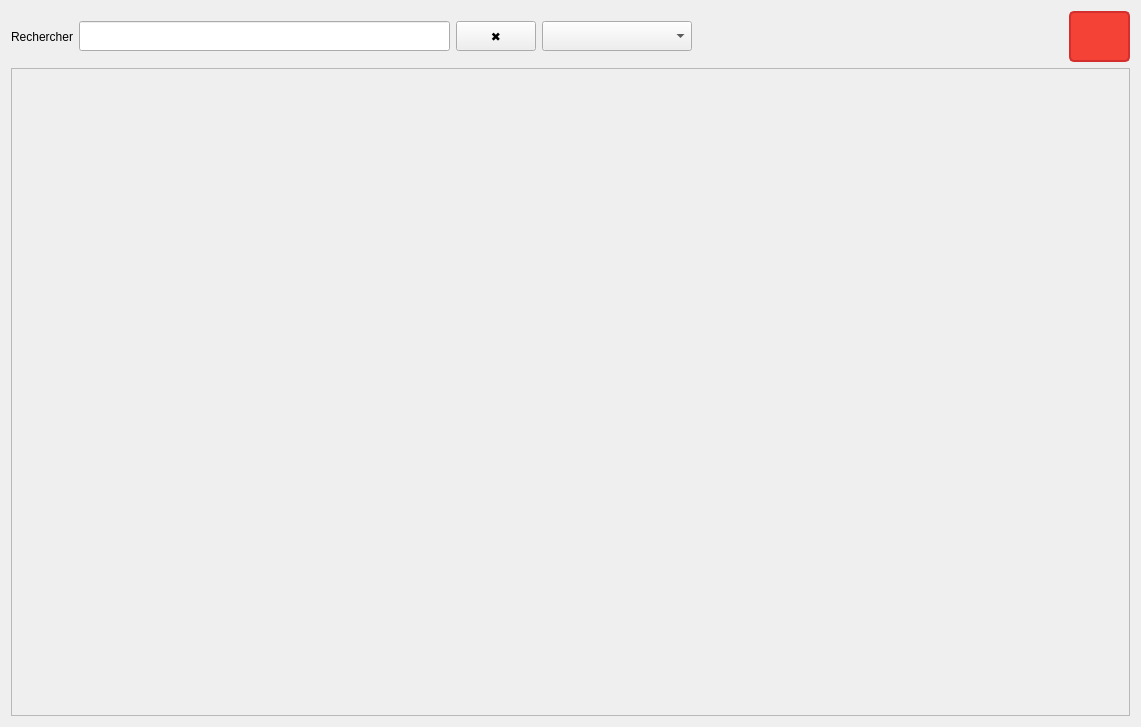
Qt form ui/widgets/LayoutsDialog.ui (Eliasgnd/Eau-couper_by_AE) before a commit.
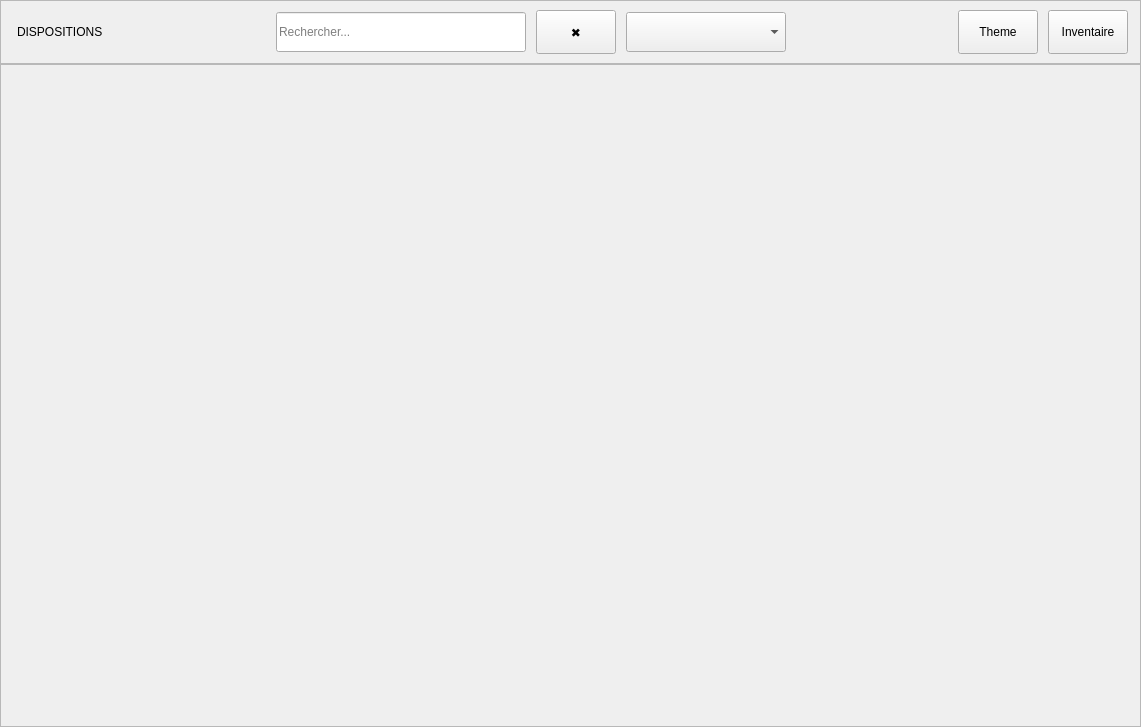
The same form after that commit. Icons and pictures are not drawn.

Commit message: Ajout d'un system de theme global, plus continuastion transition au theme global

Diff of the .ui file:
```diff
--- a/ui/widgets/LayoutsDialog.ui
+++ b/ui/widgets/LayoutsDialog.ui
@@ -10,32 +10,106 @@
     <height>727</height>
    </rect>
   </property>
-  <layout class="QVBoxLayout" name="verticalLayout">
+  <layout class="QVBoxLayout" name="rootV">
+   <property name="spacing">
+    <number>0</number>
+   </property>
+   <property name="leftMargin">
+    <number>0</number>
+   </property>
+   <property name="topMargin">
+    <number>0</number>
+   </property>
+   <property name="rightMargin">
+    <number>0</number>
+   </property>
+   <property name="bottomMargin">
+    <number>0</number>
+   </property>
    <item>
+    <widget class="QFrame" name="layoutsHeaderBar">
+     <property name="minimumSize">
+      <size>
+       <width>0</width>
+       <height>64</height>
+      </size>
+     </property>
+     <property name="maximumSize">
+      <size>
+       <width>16777215</width>
+       <height>64</height>
+      </size>
+     </property>
+     <property name="frameShape">
+      <enum>QFrame::Shape::StyledPanel</enum>
+     </property>
     <layout class="QHBoxLayout" name="headerLayout">
+      <property name="leftMargin">
+       <number>16</number>
+      </property>
+      <property name="topMargin">
+       <number>8</number>
+      </property>
+      <property name="rightMargin">
+       <number>12</number>
+      </property>
+      <property name="bottomMargin">
+       <number>8</number>
+      </property>
+      <property name="spacing">
+       <number>10</number>
+      </property>
      <item>
       <widget class="QLabel" name="labelSearch">
        <property name="text">
-        <string>Rechercher</string>
+         <string>DISPOSITIONS</string>
        </property>
       </widget>
      </item>
+      <item>
+       <spacer name="headerSpacerLeft">
+        <property name="orientation">
+         <enum>Qt::Orientation::Horizontal</enum>
+        </property>
+        <property name="sizeHint" stdset="0">
+         <size>
+          <width>40</width>
+          <height>20</height>
+         </size>
+        </property>
+       </spacer>
+      </item>
      <item>
       <widget class="QLineEdit" name="searchBar">
        <property name="minimumSize">
         <size>
-         <width>200</width>
-         <height>30</height>
-        </size>
-       </property>
+          <width>250</width>
+          <height>40</height>
+         </size>
+        </property>
+        <property name="maximumSize">
+         <size>
+          <width>500</width>
+          <height>40</height>
+         </size>
+        </property>
+        <property name="placeholderText">
+         <string>Rechercher...</string>
+        </property>
       </widget>
      </item>
      <item>
       <widget class="QPushButton" name="buttonClearSearch">
        <property name="minimumSize">
         <size>
-         <width>40</width>
-         <height>30</height>
+          <width>44</width>
+          <height>44</height>
+         </size>
+        </property>
+        <property name="maximumSize">
+         <size>
+          <width>16777215</width>
+          <height>44</height>
         </size>
        </property>
        <property name="text">
@@ -47,8 +121,14 @@
       <widget class="QComboBox" name="comboSort">
        <property name="minimumSize">
         <size>
-         <width>150</width>
-         <height>30</height>
+          <width>160</width>
+          <height>40</height>
+         </size>
+        </property>
+        <property name="maximumSize">
+         <size>
+          <width>16777215</width>
+          <height>40</height>
         </size>
        </property>
       </widget>
@@ -66,41 +146,51 @@
        </property>
       </spacer>
      </item>
+      <item>
+       <widget class="QPushButton" name="buttonTheme">
+        <property name="minimumSize">
+         <size>
+          <width>44</width>
+          <height>44</height>
+         </size>
+        </property>
+        <property name="maximumSize">
+         <size>
+          <width>16777215</width>
+          <height>44</height>
+         </size>
+        </property>
+        <property name="text">
+         <string>Theme</string>
+        </property>
+        <property name="icon">
+         <iconset resource="resources.qrc">
+          <normaloff>:/icons/sun.svg</normaloff>:/icons/sun.svg</iconset>
+        </property>
+        <property name="iconSize">
+         <size>
+          <width>22</width>
+          <height>22</height>
+         </size>
+        </property>
+       </widget>
+      </item>
      <item>
       <widget class="QPushButton" name="buttonMenu">
        <property name="minimumSize">
         <size>
-         <width>61</width>
-         <height>51</height>
+          <width>44</width>
+          <height>44</height>
         </size>
        </property>
        <property name="maximumSize">
         <size>
-         <width>61</width>
-         <height>51</height>
-        </size>
-       </property>
-       <property name="styleSheet">
-        <string notr="true">QPushButton {
-    background-color: #F44336;
-    color: white;
-    font-size: 14px;
-    border: 2px solid #D32F2F;
-    border-radius: 5px;
-    padding: 6px 12px;
-    text-align: left;
-    padding-left: 8px;
-    padding-right: 8px;
-}
-QPushButton:hover {
-    background-color: #E57373;
-}
-QPushButton:pressed {
-    background-color: #C62828;
-}</string>
-       </property>
+          <width>16777215</width>
+          <height>44</height>
+         </size>
+        </property>
        <property name="text">
-        <string/>
+         <string>Inventaire</string>
        </property>
        <property name="icon">
         <iconset resource="resources.qrc">
@@ -108,13 +198,14 @@
        </property>
        <property name="iconSize">
         <size>
-         <width>40</width>
-         <height>40</height>
+          <width>22</width>
+          <height>22</height>
         </size>
        </property>
       </widget>
      </item>
     </layout>
+    </widget>
    </item>
    <item>
     <widget class="QScrollArea" name="scrollAreaLayoutsDialog">
@@ -132,16 +223,16 @@
       </property>
       <layout class="QGridLayout" name="gridLayout">
        <property name="leftMargin">
-        <number>10</number>
+        <number>16</number>
        </property>
        <property name="topMargin">
-        <number>10</number>
+        <number>16</number>
        </property>
        <property name="rightMargin">
-        <number>10</number>
+        <number>16</number>
        </property>
        <property name="bottomMargin">
-        <number>10</number>
+        <number>16</number>
        </property>
        <property name="spacing">
         <number>20</number>
```
Left out of the diff: 6 changed lines with no effect on the pictures. Lines whose indentation alone changed are shown as unchanged. The commit also changes 16 other files.
